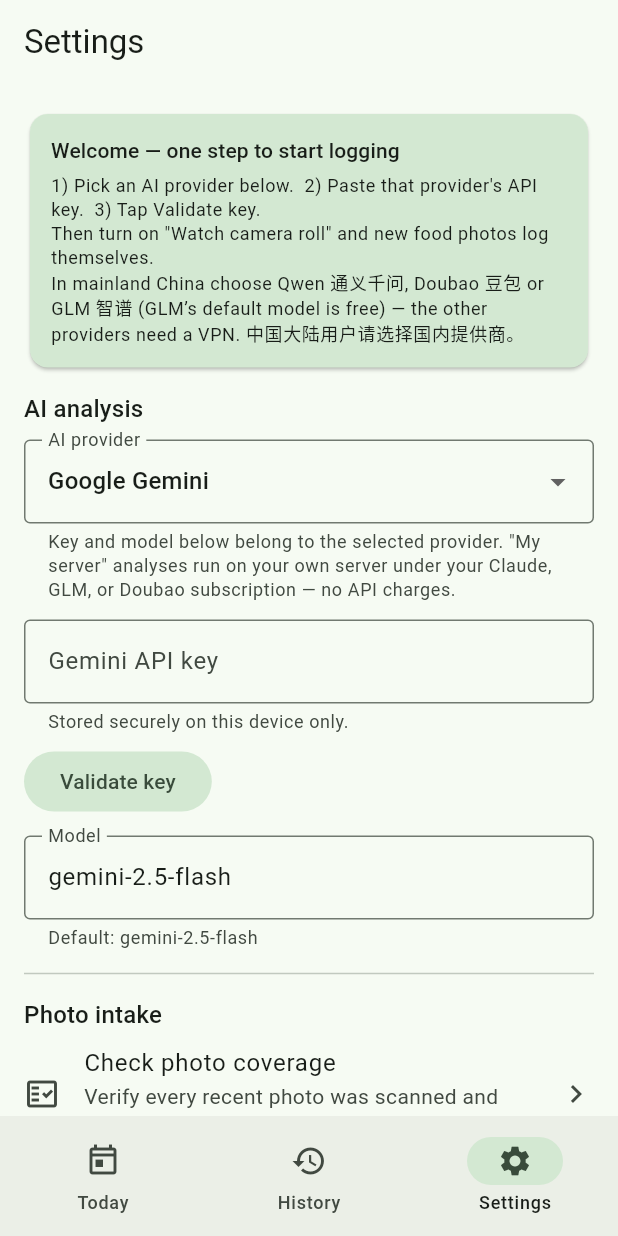
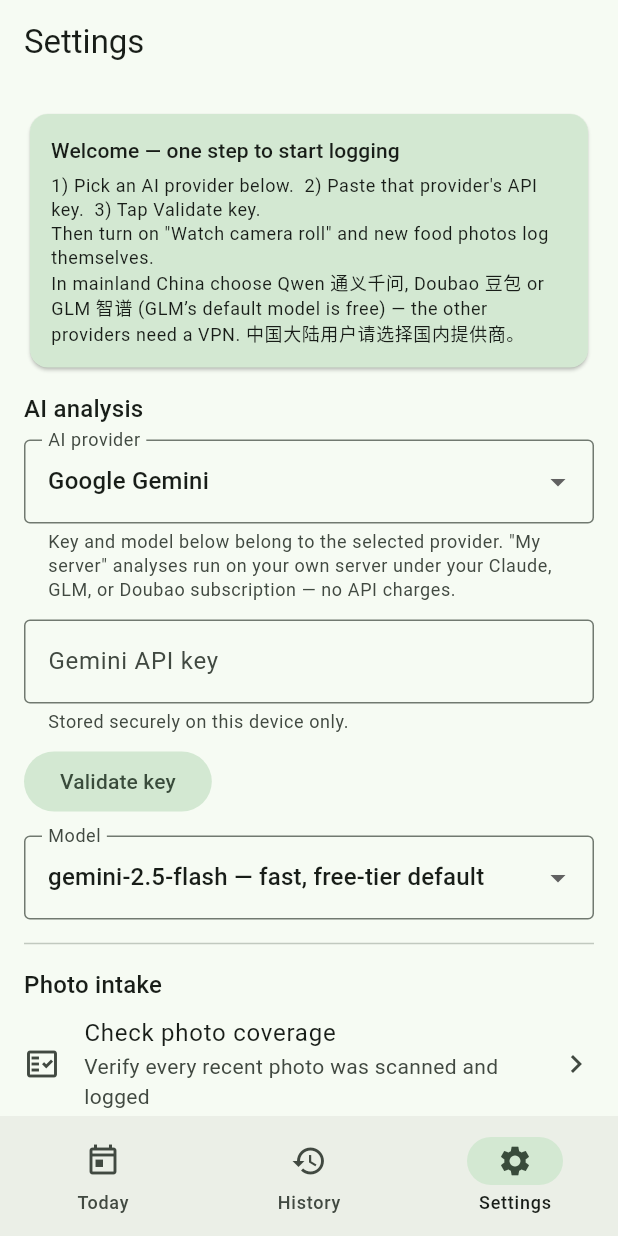
Before and after one commit to AkiyamaKunka/CalorieTracker, a Flutter app: the screen it shows after launch, on a phone screen of 412 x 824 dp. Run offline on Flutter 3.47's test engine with Material 3 defaults, Android fonts, the phone set to English and light mode, and no system bars; our stand-ins replace flutter_local_notifications, flutter_secure_storage, permission_handler, share_plus, shared_preferences, sqflite; missing offline and left inert: photo_manager, receive_sharing_intent, workmanager; accounts and stored records are empty.

Commit message:
feat(app): model is PICKED, not typed — curated per-provider model dropdown
User report: the model-selection UI 'feels dummy and confusing... the
model's name shouldn't be typed by user but selected by user.'

The free-text field demanded users memorize vendor id strings
(doubao-seed-2-0-mini-260428). Now a dropdown offers each provider's
verified vision models with the TRADEOFF in the label ('glm-4.6v-flash
— FREE 免费, default'; 'seed-2.1 pro — strongest'), and picking
persists immediately. A 'Custom — type a model name…' row reveals the
old text field, so a model a vendor ships next month never bricks the
app; a stored unlisted model renders as Custom with the field visible.
Provider switches rebuild the picker (KeyedSubtree) with the new
provider's list. Server provider still has no model surface (the VM
decides).

748 Dart green.

Co-Authored-By: Claude Fable 5 <noreply@anthropic.com>

```diff
--- a/app/lib/ui/screens/settings_screen.dart
+++ b/app/lib/ui/screens/settings_screen.dart
@@ -21,6 +21,48 @@ import 'coverage_screen.dart';
 import 'meal_editor_screen.dart';
 
 enum KeyValidationState { idle, validating, valid, invalid }
+
+/// Sentinel value for the model picker's "type it yourself" row.
+const String _kCustomModel = '__custom__';
+
+/// Curated vision-capable models per provider (verified 2026-07 research),
+/// with the tradeoff IN the label — users pick, they don't memorize vendor
+/// id strings like doubao-seed-2-0-mini-260428. The Custom row reveals a
+/// text field so a model a vendor ships NEXT month never bricks the app.
+const Map<String, List<(String, String)>> _knownModels = {
+  'gemini': [
+    ('gemini-2.5-flash', 'gemini-2.5-flash — fast, free-tier default'),
+    ('gemini-2.5-pro', 'gemini-2.5-pro — strongest, slower'),
+  ],
+  'openai': [
+    ('gpt-4o-mini', 'gpt-4o-mini — cheap, default'),
+    ('gpt-4o', 'gpt-4o — stronger, pricier'),
+  ],
+  'anthropic': [
+    ('claude-sonnet-5', 'claude-sonnet-5 — default'),
+    ('claude-haiku-4-5', 'claude-haiku-4-5 — fastest, cheapest'),
+    ('claude-opus-5', 'claude-opus-5 — strongest, priciest'),
+  ],
+  'qwen': [
+    ('qwen3-vl-flash', 'qwen3-vl-flash — cheapest, default'),
+    ('qwen3-vl-plus', 'qwen3-vl-plus — stronger, paid'),
+    ('qwen-vl-max', 'qwen-vl-max — legacy flagship'),
+  ],
+  'doubao': [
+    ('doubao-seed-2-0-mini-260428', 'seed-2.0 mini — cheapest, default'),
+    ('doubao-seed-2-0-lite-260428', 'seed-2.0 lite — mid tier'),
+    ('doubao-seed-2-1-turbo-260628', 'seed-2.1 turbo — stronger'),
+    ('doubao-seed-2-1-pro-260628', 'seed-2.1 pro — strongest'),
+  ],
+  'glm': [
+    ('glm-4.6v-flash', 'glm-4.6v-flash — FREE 免费, default'),
+    ('glm-4.6v', 'glm-4.6v — stronger, paid'),
+    ('glm-5v-turbo', 'glm-5v-turbo — newest flagship'),
+  ],
+};
+
+bool _isCuratedModel(String provider, String model) =>
+    (_knownModels[provider] ?? const []).any((m) => m.$1 == model);
 
 class SettingsScreen extends StatefulWidget {
   final SettingsStore settings;
@@ -71,6 +113,7 @@ class _SettingsScreenState extends State<SettingsScreen> {
   late final TextEditingController _serverUrlController;
   KeyValidationState _keyState = KeyValidationState.idle;
   String? _keyError;
+  bool _customModel = false;
   late int _lookbackDays;
   late String _reportTime;
   late bool _watcherEnabled;
@@ -83,6 +126,7 @@ class _SettingsScreenState extends State<SettingsScreen> {
     _keyController = TextEditingController(text: s.apiKey);
     _modelController = TextEditingController(
         text: s.model.isEmpty ? 'gemini-2.5-flash' : s.model);
+    _customModel = !_isCuratedModel(s.provider, _modelController.text);
     _profileController = TextEditingController(text: s.dietaryProfile);
     _serverUrlController = TextEditingController(text: s.serverBaseUrl);
     _lookbackDays = s.lookbackDays.clamp(1, 30); // spec §6.4 range
@@ -465,6 +509,8 @@ class _SettingsScreenState extends State<SettingsScreen> {
               // the newly selected provider's stored values.
               _keyController.text = widget.settings.apiKey;
               _modelController.text = widget.settings.model;
+              _customModel =
+                  !_isCuratedModel(widget.settings.provider, widget.settings.model);
               _keyState = KeyValidationState.idle;
               _keyError = null;
             });
@@ -623,23 +669,67 @@ class _SettingsScreenState extends State<SettingsScreen> {
         // The server path has no model field: the VM's own
         // CLAUDE_ANALYZER_MODEL decides, and a phone-side value would be a
         // lie the user could not act on.
-        if (!_isServerProvider)
+        if (!_isServerProvider) ...[
+          // PICKED, not typed (user report 2026-07-31: "the model's name
+          // shouldn't be typed by user but selected"): a dropdown of
+          // verified models with the tradeoff in the label. KeyedSubtree:
+          // a provider switch must rebuild the picker with the new
+          // provider's items and selection.
+          KeyedSubtree(
+            key: ValueKey('modelPicker-${widget.settings.provider}'),
+            child: DropdownButtonFormField<String>(
+              key: const Key('modelPicker'),
+              initialValue: _customModel
+                  ? _kCustomModel
+                  : widget.settings.model,
+              decoration: const InputDecoration(
+                labelText: 'Model',
+                border: OutlineInputBorder(),
+              ),
+              items: [
+                for (final (id, label) in _knownModels[
+                        widget.settings.provider] ??
+                    const <(String, String)>[])
+                  DropdownMenuItem(value: id, child: Text(label)),
+                const DropdownMenuItem(
+                    value: _kCustomModel,
+                    child: Text('Custom — type a model name…')),
+              ],
+              onChanged: (v) async {
+                if (v == null) return;
+                if (v == _kCustomModel) {
+                  setState(() => _customModel = true);
+                  return;
+                }
+                await widget.settings.update(model: v);
+                if (!mounted) return;
+                setState(() {
+                  _customModel = false;
+                  _modelController.text = v;
+                });
+              },
+            ),
+          ),
+          if (_customModel) ...[
+            const SizedBox(height: 8),
             TextField(
               key: const Key('modelField'),
               controller: _modelController,
               autocorrect: false,
               onSubmitted: (v) => widget.settings.update(model: v.trim()),
-            // Tap-away must not lose the edit — onSubmitted only fires on
-            // the keyboard action key.
-            onTapOutside: (_) =>
-                widget.settings.update(model: _modelController.text.trim()),
+              // Tap-away must not lose the edit — onSubmitted only fires
+              // on the keyboard action key.
+              onTapOutside: (_) => widget.settings
+                  .update(model: _modelController.text.trim()),
               decoration: InputDecoration(
-              labelText: 'Model',
+                labelText: 'Custom model name',
                 helperText: _modelHelperText(),
                 helperMaxLines: 4, // the Doubao versioned-ID warning wraps
                 border: const OutlineInputBorder(),
               ),
             ),
+          ],
+        ],
         const Divider(height: 32),
         Text('Photo intake', style: theme.textTheme.titleMedium),
         if (widget.coverage != null && widget.processPhoto != null)
```
Also changed, not shown: 1 other file. Lines whose indentation alone changed are shown as unchanged.
